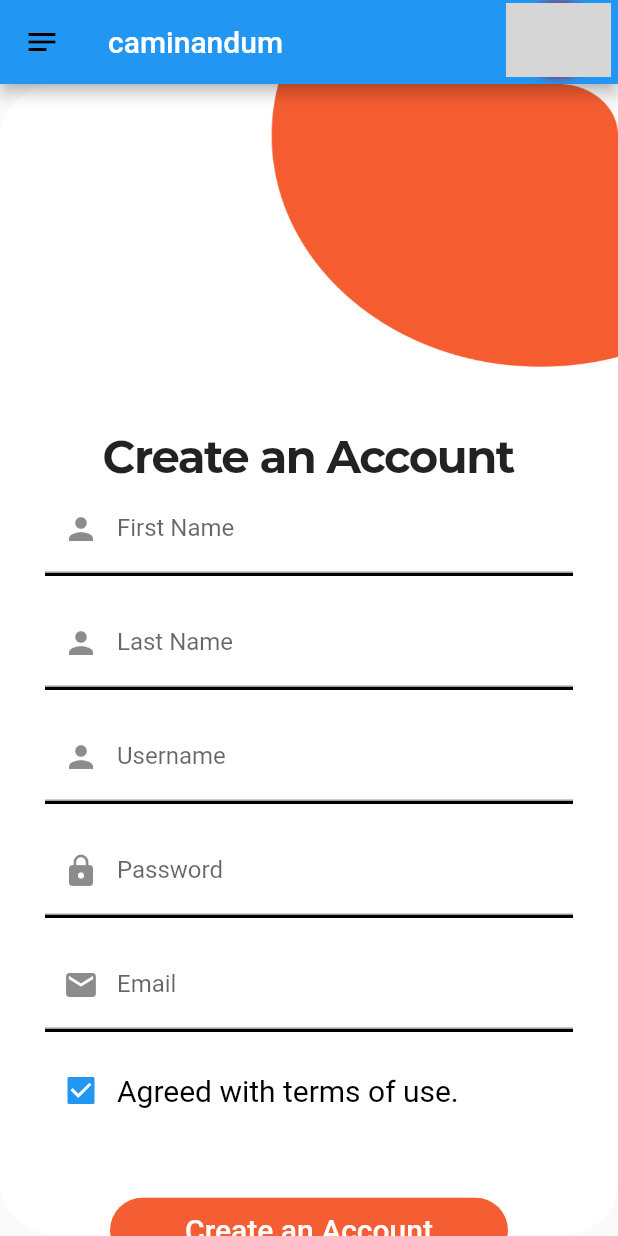
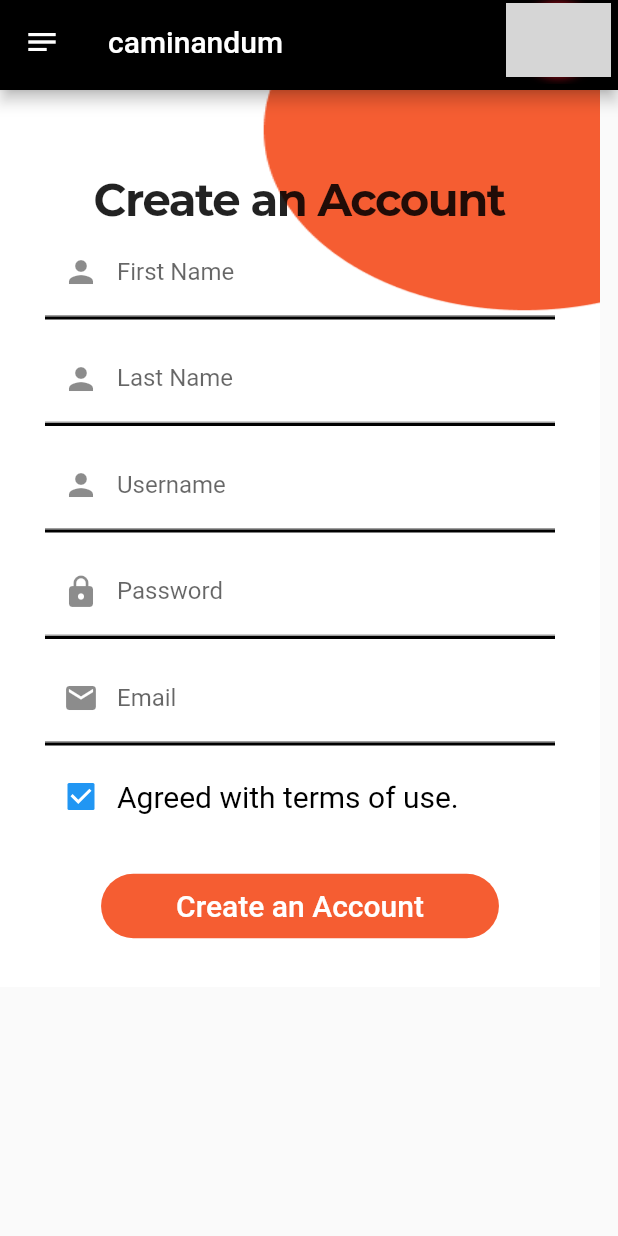
Before and after one commit to fluttertutorialin/caminandum-app-flutter, a Flutter app: the LoginSignupOptionsScreen screen opened directly, after a tap on "Create an Account", on a phone screen of 412 x 824 dp. Run offline on Flutter 3.47's test engine with Material 2 defaults, Android fonts, the phone set to English and light mode, and no system bars; our stand-ins replace carousel_slider, flutter_zoom_drawer, font_awesome_flutter, get, just_audio, sleek_circular_slider and 1 more; missing offline and left inert: flutter_client_sse, flutter_webrtc, janus_client, perfect_volume_control; network calls fail; statements that could not run were skipped; grey boxes are pictures that could not be loaded.

Commit message:
ui fixed added AuthService, Added loginScreen done validation, Consumed signup Api

```diff
--- a/caminandum_web/lib/view/widgets/menuWidget.dart
+++ b/caminandum_web/lib/view/widgets/menuWidget.dart
@@ -13,7 +13,7 @@ class MenuWidget extends StatelessWidget {
         onPressed: () => ZoomDrawer.of(context)!.toggle(),
         icon: Icon(
           Icons.notes,
-          color: _radioController.isDarkMode ? Colors.white : Colors.black,
+          color: Colors.white,
         ));
   }
 }
--- a/caminandum_web/lib/views/LoginSignupOptionsScreen.dart
+++ b/caminandum_web/lib/views/LoginSignupOptionsScreen.dart
@@ -1,5 +1,6 @@
+import 'package:caminandum_web/views/LoginScreen.dart';
 import 'package:caminandum_web/views/SignupScreen.dart';
-import 'package:caminandum_web/view/widgets/menuWidget.dart';
+import 'package:caminandum_web/views/widgets/AppbarWidget.dart';
 import 'package:flutter/material.dart';
 import 'package:get/get.dart';
 
@@ -9,38 +10,7 @@ class  LoginSignupOptionsScreen extends StatelessWidget {
   @override
   Widget build(BuildContext context) {
     return Scaffold(
-      appBar: AppBar(
-        // backgroundColor: isDarkMode ? Colors.black : Colors.white,
-        leading: MenuWidget(),
-        title: Text(
-          'caminandum',
-          // style: TextStyle(color: textColor),
-        ),
-        actions: [
-          Padding(
-            padding: const EdgeInsets.only(right: 5, bottom: 5, top: 2),
-            child: Container(
-              height: 70,
-              width: 70,
-              decoration: BoxDecoration(
-                boxShadow: [
-                  BoxShadow(
-                    color: Color(0XFFBE0C1C),
-                    blurRadius: 5,
-                  ),
-                ],
-                shape: BoxShape.circle,
-                image: DecorationImage(
-                  image: AssetImage(
-                    'assets/images/caminandum-logo.png',
-                  ),
-                  fit: BoxFit.fill,
-                ),
-              ),
-            ),
-          ),
-        ],
-      ),
+      appBar: AppbarWidget(),
       body: Center(
         child: Container(
           width: MediaQuery.of(context).size.width,
@@ -144,7 +114,7 @@ class  LoginSignupOptionsScreen extends StatelessWidget {
                   shape: RoundedRectangleBorder(borderRadius: BorderRadius.circular(50)),
                   onPressed: () {
                     print('hello world');
-                    // Get.to(() => ThirdScreen());
+                    Get.to(() => LoginScreen());
                   },
                   color: Color(0xFFF55D32),
                   padding: EdgeInsets.symmetric(vertical: 10, horizontal: 100),
--- a/caminandum_web/lib/views/SignupScreen.dart
+++ b/caminandum_web/lib/views/SignupScreen.dart
@@ -1,5 +1,6 @@
 import 'package:caminandum_web/controllers/AuthenticationController.dart';
 import 'package:caminandum_web/view/widgets/menuWidget.dart';
+import 'package:caminandum_web/views/widgets/AppbarWidget.dart';
 import 'package:flutter/material.dart';
 import 'package:get/get.dart';
 
@@ -17,38 +18,7 @@ class SignupScreen extends StatelessWidget {
   @override
   Widget build(BuildContext context) {
     return Scaffold(
-      appBar: AppBar(
-        // backgroundColor: isDarkMode ? Colors.black : Colors.white,
-        leading: MenuWidget(),
-        title: Text(
-          'caminandum',
-          // style: TextStyle(color: textColor),
-        ),
-        actions: [
-          Padding(
-            padding: const EdgeInsets.only(right: 5, bottom: 5, top: 2),
-            child: Container(
-              height: 70,
-              width: 70,
-              decoration: BoxDecoration(
-                boxShadow: [
-                  BoxShadow(
-                    color: Color(0XFFBE0C1C),
-                    blurRadius: 5,
-                  ),
-                ],
-                shape: BoxShape.circle,
-                image: DecorationImage(
-                  image: AssetImage(
-                    'assets/images/caminandum-logo.png',
-                  ),
-                  fit: BoxFit.fill,
-                ),
-              ),
-            ),
-          ),
-        ],
-      ),
+      appBar: AppbarWidget(),
       body: Container(
         decoration: BoxDecoration(
             image: DecorationImage(
@@ -57,18 +27,18 @@ class SignupScreen extends StatelessWidget {
         ),
         ),
         // margin: EdgeInsets.all(20),
-        width: context.width,
-        height: context.height,
+        // width: context.width,
+        // height: context.height,
         child: SingleChildScrollView(
           child: Form(
             autovalidateMode: AutovalidateMode.onUserInteraction,
             key: controller.signupFormKey,
             child: Container(
-              width: 390,
+              width: 400,
               padding: const EdgeInsets.all(30.0),
               child: Column(
                 children: <Widget>[
-                  SizedBox(height: 200,),
+                  SizedBox(height: 25,),
                   Text("Create an Account", style: TextStyle(fontSize: 30,letterSpacing: -1, fontWeight: FontWeight.bold, fontFamily: "Mo-re-B"),),
                   Container(
                     decoration: BoxDecoration(
@@ -88,7 +58,7 @@ class SignupScreen extends StatelessWidget {
                       ),
                       ),
                     ),
-                  SizedBox(height: 15,),
+                  SizedBox(height: 10,),
                   Container(
                     decoration: BoxDecoration(
                       // borderRadius: BorderRadius.circular(10.0),
@@ -107,7 +77,7 @@ class SignupScreen extends StatelessWidget {
                       ),
                     ),
                   ),
-                  SizedBox(height: 15,),
+                  SizedBox(height: 10,),
                   Container(
                     decoration: BoxDecoration(
                       // borderRadius: BorderRadius.circular(10.0),
@@ -126,7 +96,7 @@ class SignupScreen extends StatelessWidget {
                       ),
                     ),
                   ),
-                  SizedBox(height: 15,),
+                  SizedBox(height: 10,),
                   Container(
                     decoration: BoxDecoration(
                       // borderRadius: BorderRadius.circular(10.0),
@@ -149,7 +119,7 @@ class SignupScreen extends StatelessWidget {
                       ),
                     ),
                   ),
-                  SizedBox(height: 15,),
+                  SizedBox(height: 10,),
                   Container(
                     decoration: BoxDecoration(
                       // borderRadius: BorderRadius.circular(10.0),
@@ -171,7 +141,7 @@ class SignupScreen extends StatelessWidget {
                       ),
                     ),
                   ),
-                  SizedBox(height: 15,),
+                  SizedBox(height: 10,),
                   Container(child: Row(
                     children: [
                       Obx(() => Checkbox(
@@ -192,7 +162,7 @@ class SignupScreen extends StatelessWidget {
                     ],
                   ),
                   ),
-                  SizedBox(height: 45,),
+                  SizedBox(height: 25,),
                   Container(
                     child: FlatButton(
                       child: Text('Create an Account', style: TextStyle(fontSize: 20.0, color: Colors.white),),
--- /dev/null
+++ b/caminandum_web/lib/views/widgets/AppbarWidget.dart
@@ -0,0 +1,43 @@
+import 'package:caminandum_web/view/widgets/menuWidget.dart';
+import 'package:flutter/material.dart';
+
+class AppbarWidget extends StatelessWidget implements PreferredSizeWidget {
+  const AppbarWidget({Key? key}) : super(key: key);
+@override
+Size get preferredSize => Size.fromHeight(60.0);
+  @override
+  Widget build(BuildContext context) {
+    return AppBar(
+      backgroundColor:  Colors.black,
+      leading: MenuWidget(),
+      title: Text(
+        'caminandum',
+        style: TextStyle(color: Colors.white),
+      ),
+      actions: [
+        Padding(
+          padding: const EdgeInsets.only(right: 5, bottom: 5, top: 2),
+          child: Container(
+            height: 70,
+            width: 70,
+            decoration: BoxDecoration(
+              boxShadow: [
+                BoxShadow(
+                  color: Color(0XFFBE0C1C),
+                  blurRadius: 5,
+                ),
+              ],
+              shape: BoxShape.circle,
+              image: DecorationImage(
+                image: AssetImage(
+                  'assets/images/caminandum-logo.png',
+                ),
+                fit: BoxFit.fill,
+              ),
+            ),
+          ),
+        ),
+      ],
+    );
+  }
+}
```
Also changed, not shown: caminandum_web/lib/controllers/AuthenticationController.dart (+13 -0 lines), caminandum_web/lib/services/AuthenticationService.dart (added, +23 -0 lines), caminandum_web/lib/views/LoginScreen.dart (added, +180 -0 lines), caminandum_web/lib/views/SecondScreen.dart (+2 -32 lines), caminandum_web/lib/views/StartScreen.dart (+8 -37 lines), caminandum_web/lib/views/ThirdScreen.dart (+3 -33 lines), caminandum_web/lib/views/widgets/OpenMenuScreen.dart (added, +57 -0 lines), caminandum_web/assets/images/Caminandum-screen.png, caminandum_web/pubspec.lock.
